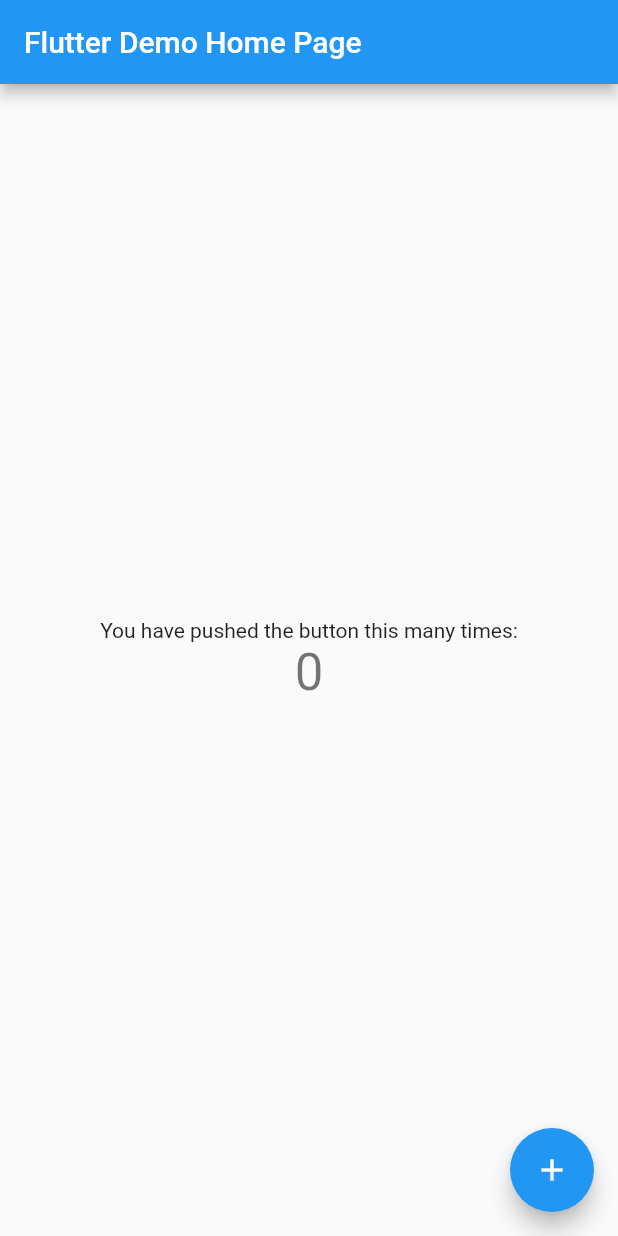
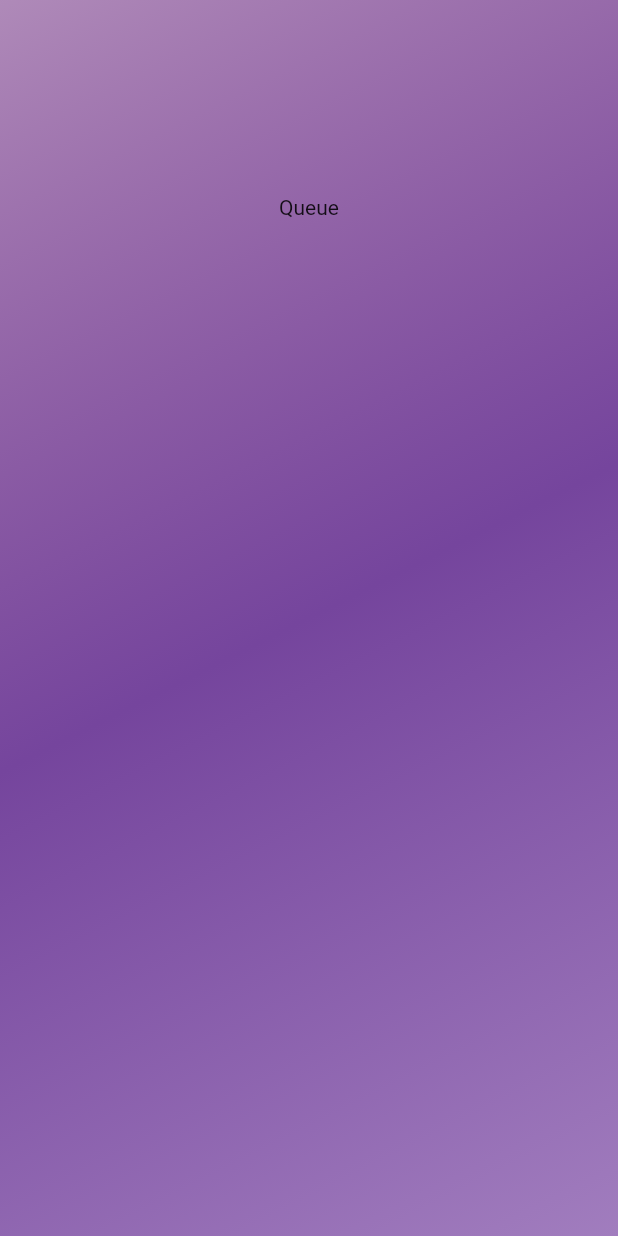
Before and after one commit to Matheusilva431/flutter_queue, a Flutter app: the screen it shows after launch, on a phone screen of 412 x 824 dp. Run offline on Flutter 3.47's test engine with Material 2 defaults, Android fonts, the light colour scheme and no system bars; our stand-ins replace auto_size_text, google_fonts.

Commit message:
Adicionando um tela para o aplicativo

```diff
--- a/flutter_application_queue/lib/main.dart
+++ b/flutter_application_queue/lib/main.dart
@@ -1,115 +1,7 @@
 import 'package:flutter/material.dart';
+import '../view/home.dart';
+
 
 void main() {
-  runApp(const MyApp());
+  runApp(const MaterialApp(home: Home()));
 }
-
-class MyApp extends StatelessWidget {
-  const MyApp({Key? key}) : super(key: key);
-
-  // This widget is the root of your application.
-  @override
-  Widget build(BuildContext context) {
-    return MaterialApp(
-      title: 'Flutter Demo',
-      theme: ThemeData(
-        // This is the theme of your application.
-        //
-        // Try running your application with "flutter run". You'll see the
-        // application has a blue toolbar. Then, without quitting the app, try
-        // changing the primarySwatch below to Colors.green and then invoke
-        // "hot reload" (press "r" in the console where you ran "flutter run",
-        // or simply save your changes to "hot reload" in a Flutter IDE).
-        // Notice that the counter didn't reset back to zero; the application
-        // is not restarted.
-        primarySwatch: Colors.blue,
-      ),
-      home: const MyHomePage(title: 'Flutter Demo Home Page'),
-    );
-  }
-}
-
-class MyHomePage extends StatefulWidget {
-  const MyHomePage({Key? key, required this.title}) : super(key: key);
-
-  // This widget is the home page of your application. It is stateful, meaning
-  // that it has a State object (defined below) that contains fields that affect
-  // how it looks.
-
-  // This class is the configuration for the state. It holds the values (in this
-  // case the title) provided by the parent (in this case the App widget) and
-  // used by the build method of the State. Fields in a Widget subclass are
-  // always marked "final".
-
-  final String title;
-
-  @override
-  State<MyHomePage> createState() => _MyHomePageState();
-}
-
-class _MyHomePageState extends State<MyHomePage> {
-  int _counter = 0;
-
-  void _incrementCounter() {
-    setState(() {
-      // This call to setState tells the Flutter framework that something has
-      // changed in this State, which causes it to rerun the build method below
-      // so that the display can reflect the updated values. If we changed
-      // _counter without calling setState(), then the build method would not be
-      // called again, and so nothing would appear to happen.
-      _counter++;
-    });
-  }
-
-  @override
-  Widget build(BuildContext context) {
-    // This method is rerun every time setState is called, for instance as done
-    // by the _incrementCounter method above.
-    //
-    // The Flutter framework has been optimized to make rerunning build methods
-    // fast, so that you can just rebuild anything that needs updating rather
-    // than having to individually change instances of widgets.
-    return Scaffold(
-      appBar: AppBar(
-        // Here we take the value from the MyHomePage object that was created by
-        // the App.build method, and use it to set our appbar title.
-        title: Text(widget.title),
-      ),
-      body: Center(
-        // Center is a layout widget. It takes a single child and positions it
-        // in the middle of the parent.
-        child: Column(
-          // Column is also a layout widget. It takes a list of children and
-          // arranges them vertically. By default, it sizes itself to fit its
-          // children horizontally, and tries to be as tall as its parent.
-          //
-          // Invoke "debug painting" (press "p" in the console, choose the
-          // "Toggle Debug Paint" action from the Flutter Inspector in Android
-          // Studio, or the "Toggle Debug Paint" command in Visual Studio Code)
-          // to see the wireframe for each widget.
-          //
-          // Column has various properties to control how it sizes itself and
-          // how it positions its children. Here we use mainAxisAlignment to
-          // center the children vertically; the main axis here is the vertical
-          // axis because Columns are vertical (the cross axis would be
-          // horizontal).
-          mainAxisAlignment: MainAxisAlignment.center,
-          children: <Widget>[
-            const Text(
-              'You have pushed the button this many times:',
-            ),
-            Text(
-              '$_counter',
-              style: Theme.of(context).textTheme.headline4,
-            ),
-          ],
-        ),
-      ),
-      floatingActionButton: FloatingActionButton(
-        onPressed: _incrementCounter,
-        tooltip: 'Increment',
-        child: const Icon(Icons.add),
-      ), // This trailing comma makes auto-formatting nicer for build methods.
-    );
-  }
-}
--- /dev/null
+++ b/flutter_application_queue/lib/view/home.dart
@@ -0,0 +1,49 @@
+import 'package:auto_size_text/auto_size_text.dart';
+import 'package:flutter/material.dart';
+import '../model/queue.dart';
+import 'package:google_fonts/google_fonts.dart';
+
+class Home extends StatefulWidget {
+  const Home({super.key});
+
+  @override
+  State<Home> createState() => _HomeState();
+}
+
+class _HomeState extends State<Home> {
+
+  List<Color> background = [
+    Color.fromARGB(255, 161, 125, 190),
+    Color.fromARGB(255, 117, 69, 157),
+    Color.fromARGB(124, 108, 32, 128),
+  ];
+
+  @override
+  Widget build(BuildContext context){
+    return Scaffold(
+      backgroundColor: Colors.grey.shade200,
+      body:Container(
+        decoration: BoxDecoration(
+          gradient: LinearGradient(
+              colors: background,
+              begin: Alignment.bottomRight,
+              end: Alignment.topLeft
+            )
+          ),
+          child: Center(
+            child: Column(children: [
+              Container(
+                padding: const EdgeInsets.only(top: 130, bottom: 20),
+                child:Text(
+                  'Queue',
+                  textAlign: TextAlign.center,
+                )
+              ),
+            ]
+            ),
+          ),
+        ),
+      );
+    }
+
+}
--- a/flutter_application_queue/pubspec.yaml
+++ b/flutter_application_queue/pubspec.yaml
@@ -34,6 +34,9 @@
   # The following adds the Cupertino Icons font to your application.
   # Use with the CupertinoIcons class for iOS style icons.
   cupertino_icons: ^1.0.2
+  http: ^0.13.5
+  auto_size_text: ^3.0.0
+  google_fonts: ^3.0.1
 
 dev_dependencies:
   flutter_test:
```
Also changed, not shown: flutter_application_queue/pubspec.lock, 6 other files.
